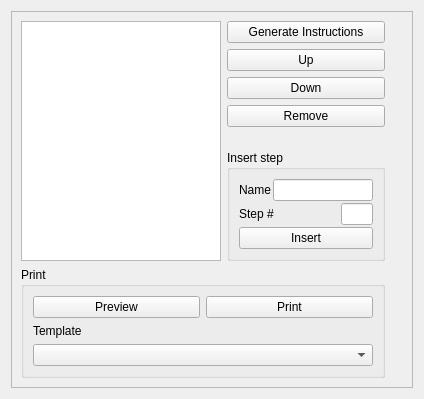
The window that ui/brewDayScrollWidget.ui (Brewtarget/brewtarget) describes before a commit, drawn with Qt 5.
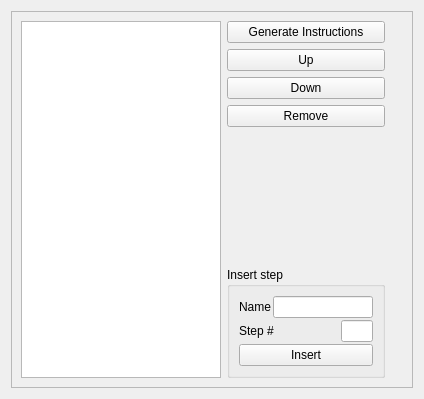
The same window after the commit.

Commit message: I see your tabbed widget and raise you one print and print preview menu.

Diff of the .ui file:
```diff
--- a/ui/brewDayScrollWidget.ui
+++ b/ui/brewDayScrollWidget.ui
@@ -24,8 +24,8 @@
        <rect>
         <x>0</x>
         <y>0</y>
-        <width>410</width>
-        <height>385</height>
+        <width>402</width>
+        <height>377</height>
        </rect>
       </property>
       <layout class="QHBoxLayout" name="horizontalLayout_3">
@@ -231,47 +231,6 @@
            </item>
           </layout>
          </item>
-         <item>
-          <widget class="QGroupBox" name="groupBox_print">
-           <property name="title">
-            <string>Print</string>
-           </property>
-           <layout class="QHBoxLayout" name="horizontalLayout_8">
-            <item>
-             <layout class="QVBoxLayout" name="verticalLayout_6">
-              <item>
-               <layout class="QHBoxLayout" name="horizontalLayout_11">
-                <item>
-                 <widget class="QPushButton" name="pushButton_preview">
-                  <property name="text">
-                   <string>Preview</string>
-                  </property>
-                 </widget>
-                </item>
-                <item>
-                 <widget class="QPushButton" name="pushButton_print">
-                  <property name="text">
-                   <string>Print</string>
-                  </property>
-                 </widget>
-                </item>
-               </layout>
-              </item>
-              <item>
-               <widget class="QLabel" name="label_3">
-                <property name="text">
-                 <string>Template</string>
-                </property>
-               </widget>
-              </item>
-              <item>
-               <widget class="QComboBox" name="comboBox_template"/>
-              </item>
-             </layout>
-            </item>
-           </layout>
-          </widget>
-         </item>
         </layout>
        </item>
        <item>
```
The commit also changes 12 other files.
